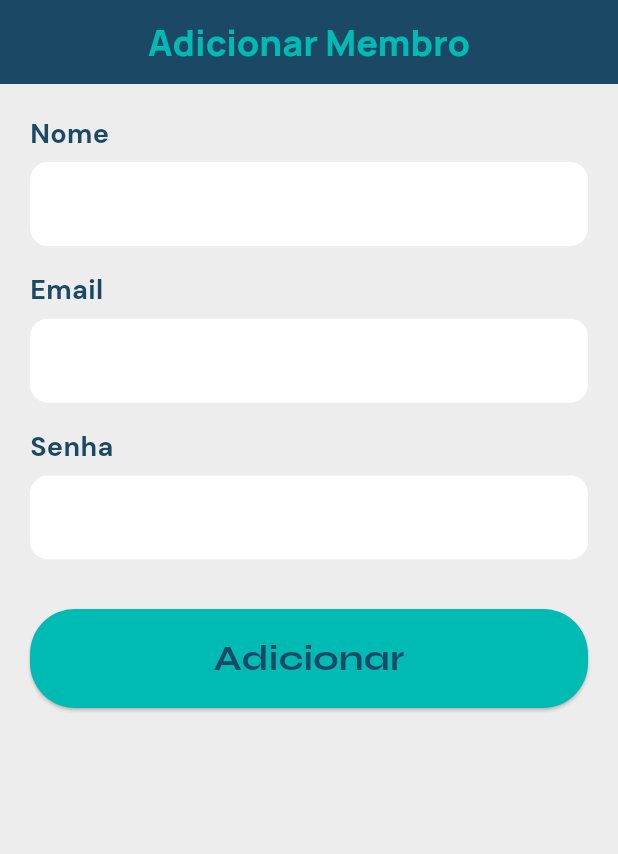
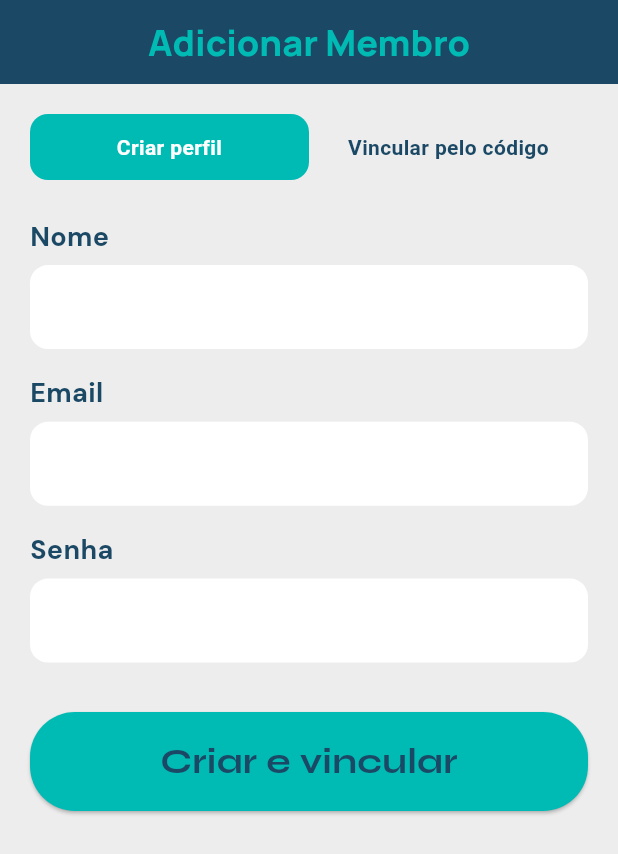
Before and after one commit to larybino/MedApp, a Flutter app: the CreateMemberScreen screen opened by its route, on a phone screen of 412 x 824 dp. Shown: the top 854 px of the screen. Run offline on Flutter 3.47's test engine with Material 3 defaults, Android fonts, the phone set to English and light mode, and no system bars; our stand-ins replace dio, flutter_secure_storage, go_router, google_fonts, image_picker, mask_text_input_formatter; accounts and stored records are empty.

Commit message:
feat(frontend): add member code display and create/link member screen

```diff
--- a/frontend/lib/features/auth/screens/register_screen.dart
+++ b/frontend/lib/features/auth/screens/register_screen.dart
@@ -36,7 +36,7 @@ class _RegisterScreenState extends State<RegisterScreen> {
         ScaffoldMessenger.of(context).showSnackBar(
         const SnackBar(content: Text('Cadastro bem-sucedido!')),
       );
-      context.go(Routes.userProfile);
+      context.go(Routes.settings);
       }
     } catch (e) {
        if (mounted) ErrorMessage.show(context, e.toString());
--- a/frontend/lib/features/members/screens/create_members_screen.dart
+++ b/frontend/lib/features/members/screens/create_members_screen.dart
@@ -1,5 +1,6 @@
 import 'package:flutter/material.dart';
 import 'package:frontend/core/state/member_provider.dart';
+import 'package:frontend/core/theme/app_colors.dart';
 import 'package:frontend/shared/widgets/index.dart';
 import 'package:provider/provider.dart';
 
@@ -11,36 +12,40 @@ class CreateMemberScreen extends StatefulWidget {
 }
 
 class _CreateMemberScreenState extends State<CreateMemberScreen> {
+  bool _isNewProfile = true;
   final _nameController = TextEditingController();
   final _emailController = TextEditingController();
   final _passwordController = TextEditingController();
+  final _memberCodeController = TextEditingController();
   bool _isLoading = false;
 
   Future<void> _create() async {
-    if (_nameController.text.isEmpty ||
-        _emailController.text.isEmpty ||
-        _passwordController.text.isEmpty) {
-      ScaffoldMessenger.of(context).showSnackBar(
-        const SnackBar(content: Text('Preencha todos os campos')),
-      );
-      return;
-    }
-
     setState(() => _isLoading = true);
-
     try {
-      await context.read<MemberProvider>().createMember(
-            _nameController.text.trim(),
-            _emailController.text.trim(),
-            _passwordController.text,
-          );
-      if (mounted) Navigator.pop(context, true); // retorna true = criou
-    } catch (e) {
-      if (mounted) {
-        ScaffoldMessenger.of(context).showSnackBar(
-          SnackBar(content: Text(e.toString()), backgroundColor: Colors.red),
+      if (_isNewProfile) {
+        if (_nameController.text.isEmpty) {
+          ErrorMessage.show(context, 'Nome é obrigatório');
+          return;
+        }
+        await context.read<MemberProvider>().createMember(
+          mode: 'NEW',
+          name: _nameController.text.trim(),
+          email: _emailController.text.trim(),
+          password: _passwordController.text,
+        );
+      } else {
+        if (_memberCodeController.text.isEmpty) {
+          ErrorMessage.show(context, 'Informe o código do membro');
+          return;
+        }
+        await context.read<MemberProvider>().createMember(
+          mode: 'LINK',
+          memberCode: _memberCodeController.text.trim(),
         );
       }
+      if (mounted) Navigator.pop(context, true);
+    } catch (e) {
+      if (mounted) ErrorMessage.show(context, 'Erro ao criar membro');
     } finally {
       if (mounted) setState(() => _isLoading = false);
     }
@@ -51,6 +56,7 @@ class _CreateMemberScreenState extends State<CreateMemberScreen> {
     _nameController.dispose();
     _emailController.dispose();
     _passwordController.dispose();
+    _memberCodeController.dispose();
     super.dispose();
   }
 
@@ -68,6 +74,68 @@ class _CreateMemberScreenState extends State<CreateMemberScreen> {
         child: Column(
           crossAxisAlignment: CrossAxisAlignment.stretch,
           children: [
+            Container(
+              decoration: BoxDecoration(
+                color: AppColors.lightGrey,
+                borderRadius: BorderRadius.circular(12),
+              ),
+              child: Row(
+                children: [
+                  Expanded(
+                    child: GestureDetector(
+                      onTap: () => setState(() => _isNewProfile = true),
+                      child: Container(
+                        padding: const EdgeInsets.symmetric(vertical: 12),
+                        decoration: BoxDecoration(
+                          color: _isNewProfile
+                              ? AppColors.primary
+                              : Colors.transparent,
+                          borderRadius: BorderRadius.circular(12),
+                        ),
+                        child: Text(
+                          'Criar perfil',
+                          textAlign: TextAlign.center,
+                          style: TextStyle(
+                            color: _isNewProfile
+                                ? AppColors.white
+                                : AppColors.secondary,
+                            fontWeight: FontWeight.w600,
+                          ),
+                        ),
+                      ),
+                    ),
+                  ),
+                  Expanded(
+                    child: GestureDetector(
+                      onTap: () => setState(() => _isNewProfile = false),
+                      child: Container(
+                        padding: const EdgeInsets.symmetric(vertical: 12),
+                        decoration: BoxDecoration(
+                          color: !_isNewProfile
+                              ? AppColors.primary
+                              : Colors.transparent,
+                          borderRadius: BorderRadius.circular(12),
+                        ),
+                        child: Text(
+                          'Vincular pelo código',
+                          textAlign: TextAlign.center,
+                          style: TextStyle(
+                            color: !_isNewProfile
+                                ? AppColors.white
+                                : AppColors.secondary,
+                            fontWeight: FontWeight.w600,
+                          ),
+                        ),
+                      ),
+                    ),
+                  ),
+                ],
+              ),
+            ),
+
+            SizedBox(height: height * 0.03),
+
+            if (_isNewProfile) ...[
             CustomTextField(
               label: 'Nome',
               controller: _nameController,
@@ -85,9 +153,42 @@ class _CreateMemberScreenState extends State<CreateMemberScreen> {
               controller: _passwordController,
               obscureText: true,
             ),
+          ] else ...[
+            Container(
+                padding: const EdgeInsets.all(16),
+                decoration: BoxDecoration(
+                  color: AppColors.primary.withOpacity(0.1),
+                  borderRadius: BorderRadius.circular(12),
+                  border: Border.all(
+                    color: AppColors.primary.withOpacity(0.3),
+                  ),
+                ),
+                child: Row(
+                  children: [
+                    Icon(Icons.info_outline, color: AppColors.primary, size: 20),
+                    const SizedBox(width: 8),
+                    Expanded(
+                      child: Text(
+                        'Peça ao membro o código que aparece no perfil dele. Exemplo: MED-A1B2C3D4',
+                        style: TextStyle(
+                          color: AppColors.secondary,
+                          fontSize: 13,
+                        ),
+                      ),
+                    ),
+                  ],
+                ),
+              ),
+              SizedBox(height: height * 0.02),
+              CustomTextField(
+                label: 'Código do membro',
+                controller: _memberCodeController,
+                keyboardType: TextInputType.text,
+              ),
+            ],
             SizedBox(height: height * 0.04),
             PrimaryButton(
-              label: 'Adicionar',
+              label: _isNewProfile ? 'Criar e vincular' : 'Vincular',
               onPressed: _create,
               isLoading: _isLoading,
             ),
--- a/frontend/lib/features/models/user_model.dart
+++ b/frontend/lib/features/models/user_model.dart
@@ -8,6 +8,7 @@ class UserModel {
   final String? association;
   final String? profilePicture;
   final String role;
+  final String? memberCode;
 
   UserModel({
     required this.id,
@@ -19,6 +20,7 @@ class UserModel {
     this.association,
     this.profilePicture,
     required this.role,
+    this.memberCode,
   });
 
   factory UserModel.fromJson(Map<String, dynamic> json) {
@@ -32,6 +34,7 @@ class UserModel {
       association: json['association'],
       profilePicture: json['profilePicture'],
       role: json['role'],
+      memberCode: json['memberCode'],
     );
   }
 
@@ -46,6 +49,7 @@ class UserModel {
       'association': association,
       'profilePicture': profilePicture,
       'role': role,
+      'memberCode': memberCode,
     };
   }
 }
--- a/frontend/lib/features/user/screens/user_profile_screen.dart
+++ b/frontend/lib/features/user/screens/user_profile_screen.dart
@@ -123,6 +123,12 @@ class _UserProfileScreenState extends State<UserProfileScreen> {
                             InfoRow(icon: Icons.wc, label: "Gênero", value: formattedGender),
                             const Divider(height: 32),
                             InfoRow(icon: Icons.health_and_safety, label: "Associação/Classe", value: user?.association ?? ""),
+                            if (user?.role == 'MEMBER')
+                            InfoRow(
+                              icon: Icons.qr_code,
+                              label: 'Seu código',
+                              value: user?.memberCode ?? '',
+                            ),
                           ],
                         ),
                       ),
```
Also changed, not shown: frontend/lib/core/state/member_provider.dart (+20 -7 lines), frontend/lib/features/members/screens/members_screen.dart (+39 -20 lines), frontend/lib/features/service/auth_service.dart (+14 -4 lines), frontend/lib/features/service/user_service.dart (+14 -5 lines).
